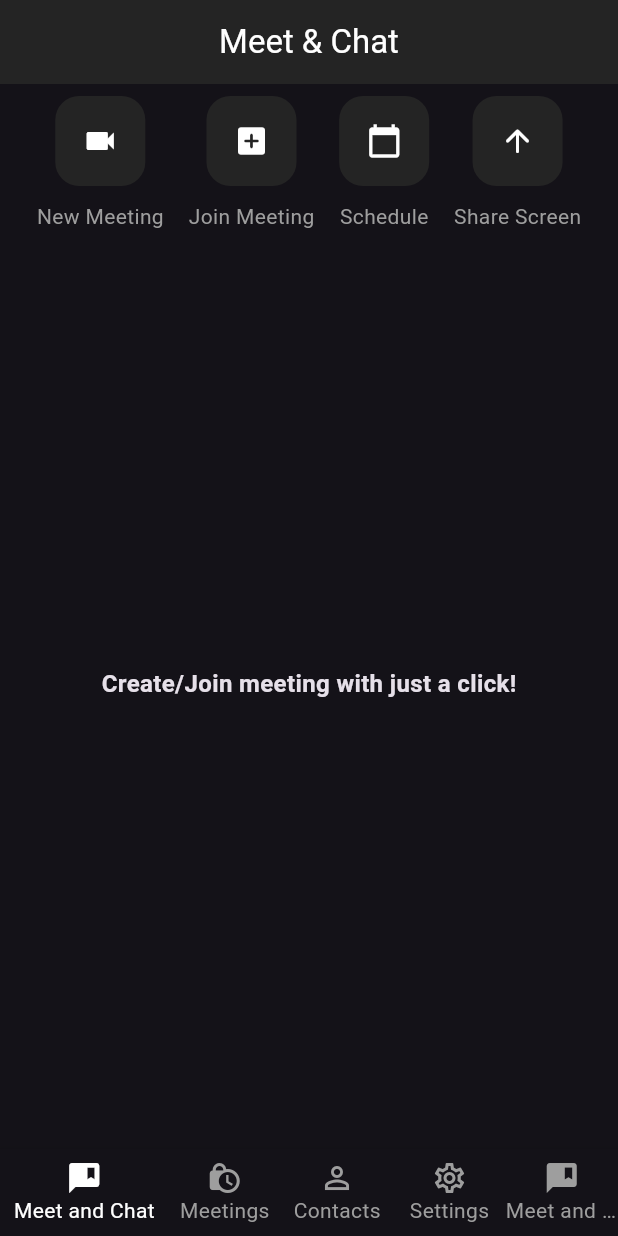
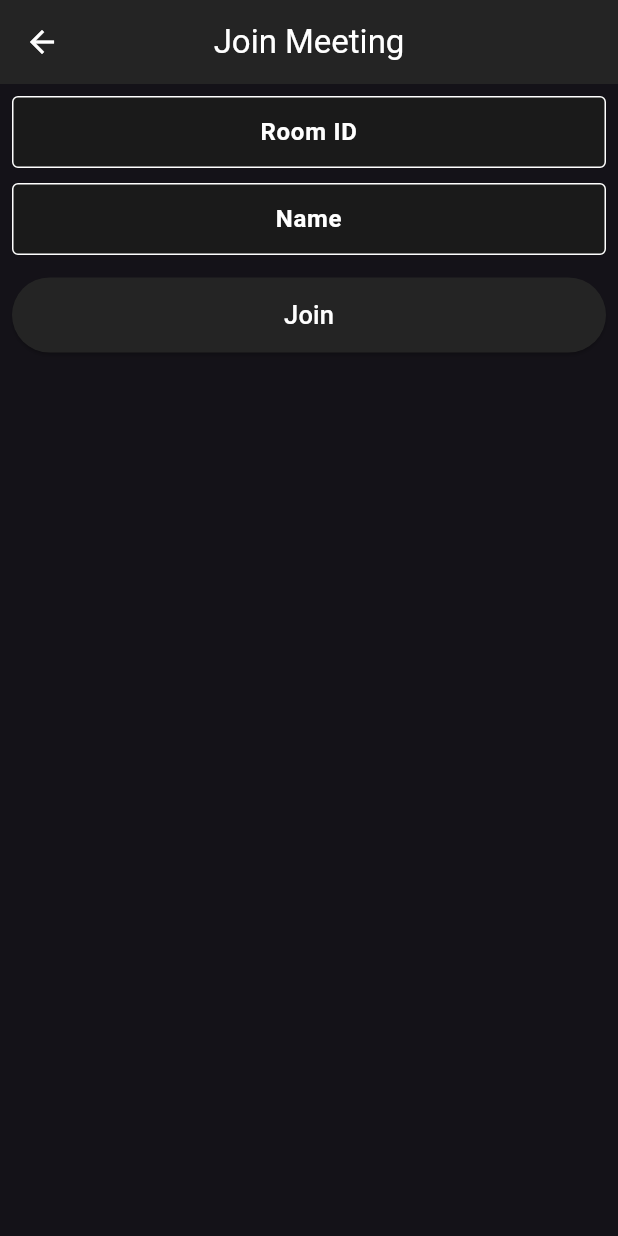
Before and after one commit to AmanKumar2324/bharat_connect, a Flutter app: the screen it shows once a user with an empty profile is signed in, after a tap on "Join Meeting", on a phone screen of 412 x 824 dp. Run offline on Flutter 3.47's test engine with Material 3 defaults, Android fonts, the phone set to English and light mode, and no system bars; our stand-ins replace cloud_firestore, firebase_auth, firebase_core, google_sign_in; missing offline and left inert: jitsi_meet_wrapper; accounts and stored records are empty; network calls fail.

Commit message:
join meeting feature added

```diff
--- a/lib/main.dart
+++ b/lib/main.dart
@@ -1,5 +1,6 @@
 import 'package:bharat_connect/resources/auth_methods.dart';
 import 'package:bharat_connect/screens/home_screen.dart';
+import 'package:bharat_connect/screens/join_meeting_screen.dart';
 import 'package:bharat_connect/screens/login_screen.dart';
 import 'package:firebase_core/firebase_core.dart';
 import 'package:flutter/material.dart';
@@ -34,6 +35,7 @@ class MyApp extends StatelessWidget {
       routes: {
         '/login': (context) => const LoginScren(),
         '/home': (context) => const HomeScreen(),
+        '/join-meeting':(context) => const JoinMeetingScreen(),
       },
       home: StreamBuilder(
         stream: AuthMethods().authChanges(),
--- a/lib/resources/auth_methods.dart
+++ b/lib/resources/auth_methods.dart
@@ -8,6 +8,7 @@ class AuthMethods {
   final FirebaseAuth _auth = FirebaseAuth.instance;
   bool res = false;
   Stream<User?> authChanges() => _auth.authStateChanges();
+  User get user => _auth.currentUser!;
   Future<bool> signInWithGoogle(BuildContext context) async {
     try {
       final GoogleSignInAccount? googleUser = await GoogleSignIn().signIn();
--- a/lib/screens/home_screen.dart
+++ b/lib/screens/home_screen.dart
@@ -1,5 +1,5 @@
+import 'package:bharat_connect/screens/meeting_screen.dart';
 import 'package:bharat_connect/utils/colors.dart';
-import 'package:bharat_connect/widgets/home_meeting_button.dart';
 import 'package:flutter/material.dart';
 
 class HomeScreen extends StatefulWidget {
@@ -17,49 +17,24 @@ class _HomeScreenState extends State<HomeScreen> {
     });
   }
 
+  List<Widget> pages = [
+    const MeetingScreen(),
+    const Text('Meetings'),
+    const Text('Contacts'),
+    const Text('Settings'),
+  ];
+
   @override
   Widget build(BuildContext context) {
     return Scaffold(
       appBar: AppBar(
-        title: Text('Meet & Chat'),
+        title: const Text('Meet & Chat'),
         centerTitle: true,
         backgroundColor: backgroundColor,
       ),
       body: Padding(
         padding: const EdgeInsets.all(8.0),
-        child: Column(
-          children: [
-            Row(
-              mainAxisAlignment: MainAxisAlignment.spaceEvenly,
-              children: [
-                HomeMeetingButtonWidget(
-                    onPressed: () {},
-                    icon: Icons.videocam,
-                    text: 'New Meeting'),
-                HomeMeetingButtonWidget(
-                    onPressed: () {},
-                    icon: Icons.add_box_rounded,
-                    text: 'Join Meeting'),
-                HomeMeetingButtonWidget(
-                    onPressed: () {},
-                    icon: Icons.calendar_today,
-                    text: 'Schedule'),
-                HomeMeetingButtonWidget(
-                    onPressed: () {},
-                    icon: Icons.arrow_upward_rounded,
-                    text: 'Share Screen')
-              ],
-            ),
-            Expanded(
-              child: Center(
-                child: Text(
-                  'Create/Join meeting with just a click!',
-                  style: TextStyle(fontWeight: FontWeight.bold, fontSize: 16),
-                ),
-              ),
-            ),
-          ],
-        ),
+        child: pages[_page],
       ),
       bottomNavigationBar: BottomNavigationBar(
         backgroundColor: footerColor,
@@ -69,7 +44,7 @@ class _HomeScreenState extends State<HomeScreen> {
         showUnselectedLabels: true,
         onTap: onPageChanged,
         currentIndex: _page,
-        items: [
+        items: const [
           BottomNavigationBarItem(
               icon: Icon(Icons.comment_bank), label: 'Meet and Chat'),
           BottomNavigationBarItem(
@@ -78,8 +53,6 @@ class _HomeScreenState extends State<HomeScreen> {
               icon: Icon(Icons.person_outline), label: 'Contacts'),
           BottomNavigationBarItem(
               icon: Icon(Icons.settings_outlined), label: 'Settings'),
-          BottomNavigationBarItem(
-              icon: Icon(Icons.comment_bank), label: 'Meet and Chat'),
         ],
       ),
     );
--- /dev/null
+++ b/lib/screens/join_meeting_screen.dart
@@ -0,0 +1,86 @@
+import 'package:bharat_connect/resources/auth_methods.dart';
+import 'package:bharat_connect/utils/colors.dart';
+import 'package:bharat_connect/widgets/custom_button.dart';
+import 'package:flutter/material.dart';
+
+class JoinMeetingScreen extends StatefulWidget {
+  const JoinMeetingScreen({super.key});
+
+  @override
+  State<JoinMeetingScreen> createState() => _JoinMeetingScreenState();
+}
+
+class _JoinMeetingScreenState extends State<JoinMeetingScreen> {
+  final AuthMethods _authMethods = AuthMethods();
+  late TextEditingController meetingController;
+  late TextEditingController nameController;
+  @override
+  void initState() {
+    meetingController = TextEditingController();
+    nameController = TextEditingController(text: _authMethods.user.displayName);
+    super.initState();
+  }
+
+  @override
+  Widget build(BuildContext context) {
+    return Scaffold(
+      appBar: AppBar(
+        title: const Text('Join Meeting'),
+        centerTitle: true,
+        backgroundColor: backgroundColor,
+      ),
+      body: Padding(
+        padding: const EdgeInsets.all(8.0),
+        child: Column(
+          children: [
+            TextField(
+              cursorColor: Colors.white,
+              controller: meetingController,
+              style: const TextStyle(
+                  color: Colors.white, fontWeight: FontWeight.bold),
+              maxLines: 1,
+              keyboardType: TextInputType.number,
+              textAlign: TextAlign.center,
+              decoration: const InputDecoration(
+
+                  // fillColor: Colors.grey.withOpacity(0.2),
+                  fillColor: footerColor,
+                  enabledBorder: OutlineInputBorder(
+                      borderSide: BorderSide(color: Colors.white)),
+                  filled: true,
+                  border: InputBorder.none,
+                  hintText: 'Room ID',
+                  contentPadding: EdgeInsets.fromLTRB(16, 8, 16, 8)),
+            ),
+            const SizedBox(
+              height: 10,
+            ),
+            TextField(
+              // keyboardAppearance: Brightness.dark,
+              cursorColor: Colors.white,
+              controller: nameController,
+              style: const TextStyle(
+                  color: Colors.white, fontWeight: FontWeight.bold),
+              maxLines: 1,
+              keyboardType: TextInputType.name,
+              textAlign: TextAlign.center,
+              decoration: const InputDecoration(
+                  // fillColor: Colors.grey.withOpacity(0.2),
+                  fillColor: footerColor,
+                  enabledBorder: OutlineInputBorder(
+                      borderSide: BorderSide(color: Colors.white)),
+                  filled: true,
+                  border: InputBorder.none,
+                  hintText: 'Name',
+                  contentPadding: EdgeInsets.fromLTRB(16, 8, 16, 8)),
+            ),
+            const SizedBox(
+              height: 15,
+            ),
+            CustomButton(onPressed: () {}, buttontext: 'Join'),
+          ],
+        ),
+      ),
+    );
+  }
+}
--- /dev/null
+++ b/lib/screens/meeting_screen.dart
@@ -0,0 +1,62 @@
+import 'dart:math';
+
+import 'package:bharat_connect/resources/jitsi_meet_methods.dart';
+import 'package:flutter/material.dart';
+
+import '../widgets/home_meeting_button.dart';
+
+class MeetingScreen extends StatefulWidget {
+  const MeetingScreen({super.key});
+
+  @override
+  State<MeetingScreen> createState() => _HistoryMeetingScreenState();
+}
+
+class _HistoryMeetingScreenState extends State<MeetingScreen> {
+  final JitsiMeetMethods _jitsiMeetMethods = JitsiMeetMethods();
+  createNewMeeting() async {
+    var random = Random();
+    String roomName = (random.nextInt(10000000) + 10000000).toString();
+    _jitsiMeetMethods.createMeeting(
+        roomName: roomName, isAudioMuted: true, isVideoMuted: true);
+  }
+
+  joinMeeting(BuildContext context) {
+    Navigator.pushNamed(context, '/join-meeting');
+  }
+
+  @override
+  Widget build(BuildContext context) {
+    return Column(
+      children: [
+        Row(
+          mainAxisAlignment: MainAxisAlignment.spaceEvenly,
+          children: [
+            HomeMeetingButtonWidget(
+                onPressed: createNewMeeting,
+                icon: Icons.videocam,
+                text: 'New Meeting'),
+            HomeMeetingButtonWidget(
+                onPressed: () => joinMeeting(context),
+                icon: Icons.add_box_rounded,
+                text: 'Join Meeting'),
+            HomeMeetingButtonWidget(
+                onPressed: () {}, icon: Icons.calendar_today, text: 'Schedule'),
+            HomeMeetingButtonWidget(
+                onPressed: () {},
+                icon: Icons.arrow_upward_rounded,
+                text: 'Share Screen')
+          ],
+        ),
+        Expanded(
+          child: Center(
+            child: Text(
+              'Create/Join meeting with just a click!',
+              style: TextStyle(fontWeight: FontWeight.bold, fontSize: 16),
+            ),
+          ),
+        ),
+      ],
+    );
+  }
+}
--- a/lib/widgets/custom_button.dart
+++ b/lib/widgets/custom_button.dart
@@ -4,20 +4,21 @@ import 'package:flutter/material.dart';
 class CustomButton extends StatelessWidget {
   final String buttontext;
   final VoidCallback onPressed;
-  const CustomButton({required this.onPressed, required this.buttontext, super.key});
+  const CustomButton(
+      {required this.onPressed, required this.buttontext, super.key});
 
   @override
   Widget build(BuildContext context) {
     return ElevatedButton(
         style: ElevatedButton.styleFrom(
-            backgroundColor: buttonColor,
+            // backgroundColor: Colors.grey.withOpacity(0.8),
+            // backgroundBuilder: buttonColor,
+            backgroundColor: backgroundColor.withOpacity(1),
             minimumSize: const Size(double.infinity, 50)),
         onPressed: onPressed,
         child: Text(
           buttontext,
-          style: const TextStyle(
-            fontSize: 17,
-          ),
+          style: const TextStyle(fontSize: 17, color: Colors.white),
         ));
   }
 }
--- a/pubspec.yaml
+++ b/pubspec.yaml
@@ -35,6 +35,7 @@ dependencies:
   flutter:
     sdk: flutter
   google_sign_in: ^6.2.1
+  jitsi_meet_wrapper: ^0.2.0+1
 
 dev_dependencies:
   flutter_lints: ^2.0.0
```
Also changed, not shown: lib/resources/jitsi_meet_methods.dart (added, +83 -0 lines), pubspec.lock, 4 other files.
